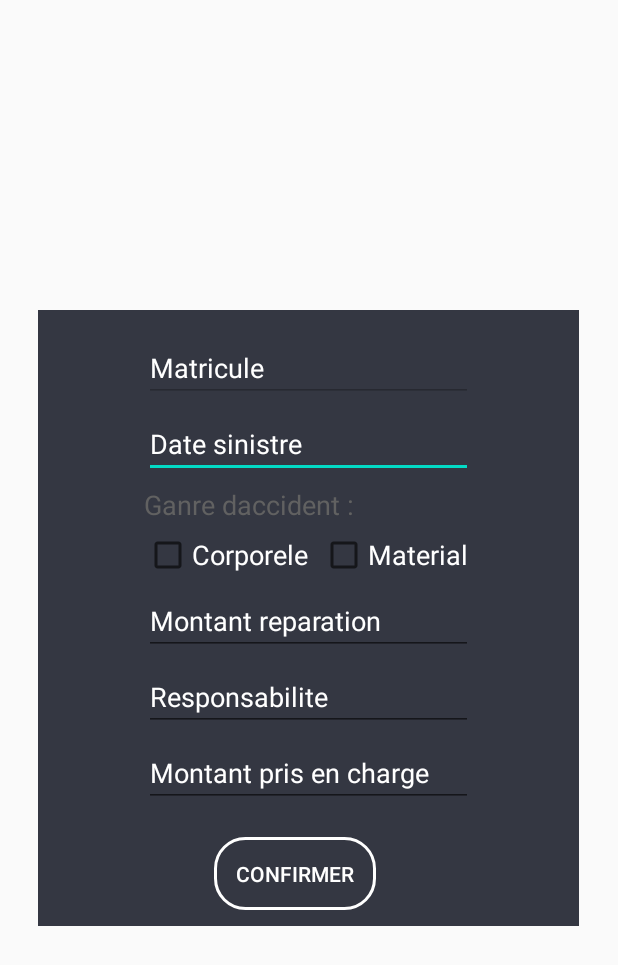
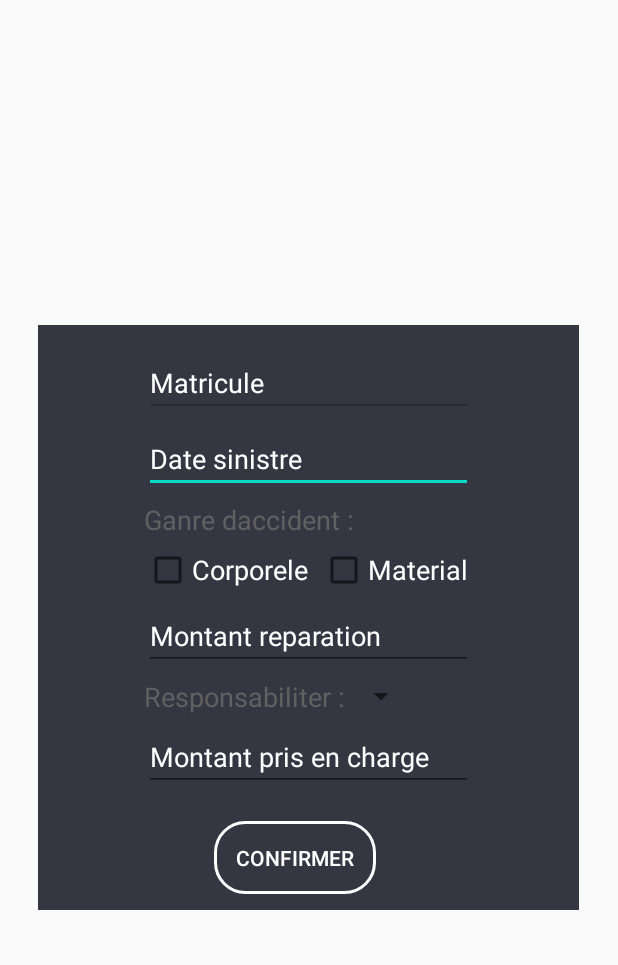
Before and after one commit to Vanhayten/Gestion_Location_php, an Android app: the layout dialog_ajoute_sinisstre.xml on its own in the app's theme, with its tools: preview values and no code run, on a phone screen of 412 x 824 dp. Shown: the top 965 px of the screen. Run offline under Robolectric (Android 15) with nearby library versions, the phone set to English and light mode, and no system bars.

```diff
--- a/app/src/main/res/layout/dialog_ajoute_sinisstre.xml
+++ b/app/src/main/res/layout/dialog_ajoute_sinisstre.xml
@@ -90,7 +90,20 @@
                 android:textColor="@color/NAVwhite"
                 android:textColorHint="@color/NAVwhite"
                 android:textSize="18dp" />
-            <EditText
+            <LinearLayout
+                android:layout_width="wrap_content"
+                android:layout_height="wrap_content"
+                android:orientation="horizontal">
+                <TextView
+                    android:layout_width="wrap_content"
+                    android:layout_height="wrap_content"
+                    android:layout_marginTop="5sp"
+                    android:text="Responsabiliter :"
+                    android:textColor="@color/NAVgray_theme50"
+                    android:textColorHint="@color/NAVwhite"
+                    android:textSize="18dp" />
+
+                <Spinner
                     android:id="@+id/text_responsabilite2"
                     android:layout_width="match_parent"
                     android:layout_height="wrap_content"
@@ -99,6 +112,8 @@
                     android:textColor="@color/NAVwhite"
                     android:layout_marginTop="5sp"
                     android:textSize="18dp" />
+            </LinearLayout>
+
 
             <EditText
                 android:id="@+id/text_montant2"
```
Also changed, not shown: app/src/main/java/com/example/gestionlocationnew/assurances.java (+12 -3 lines), app/src/main/java/com/example/gestionlocationnew/historique_sinistre.java (+16 -5 lines). Lines whose indentation alone changed are shown as unchanged.
